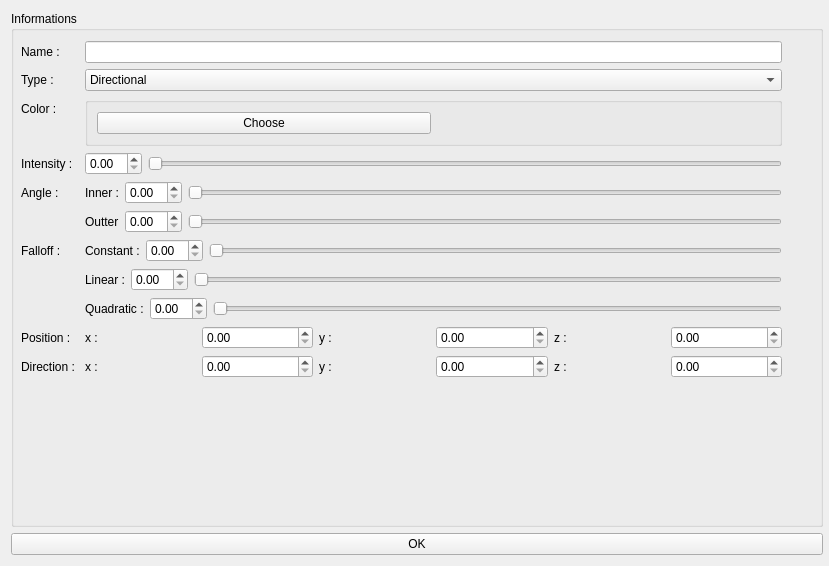
Old version of the form Applications/MainApplication_BE/Gui/ui/LightCreator.ui in the repository SylvainDeker/Radium-Engine.
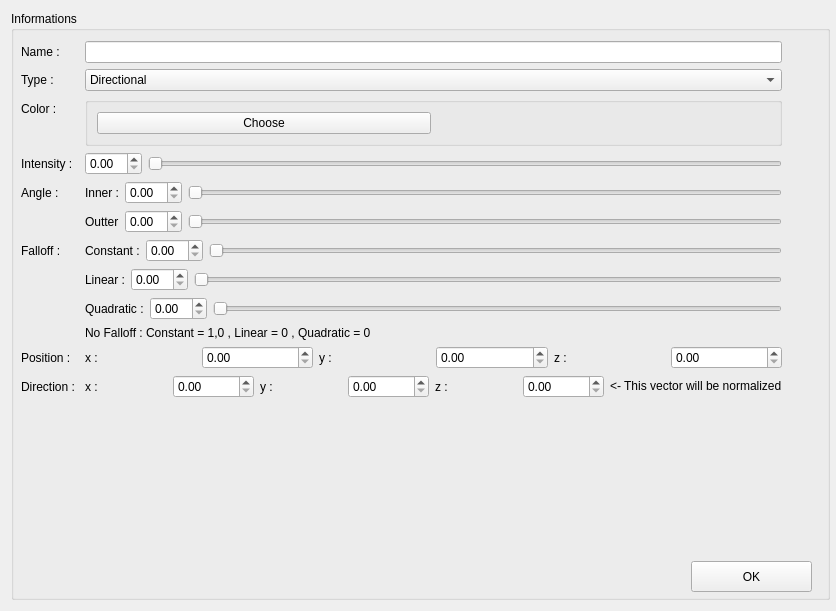
New version of the form.

Commit message: Light Creator : Doxygen Doc

```diff
--- a/Applications/MainApplication_BE/Gui/ui/LightCreator.ui
+++ b/Applications/MainApplication_BE/Gui/ui/LightCreator.ui
@@ -6,8 +6,8 @@
    <rect>
     <x>0</x>
     <y>0</y>
-    <width>829</width>
-    <height>566</height>
+    <width>836</width>
+    <height>611</height>
    </rect>
   </property>
   <property name="sizePolicy">
@@ -34,7 +34,7 @@
         <x>0</x>
         <y>30</y>
         <width>811</width>
-        <height>464</height>
+        <height>488</height>
        </rect>
       </property>
       <layout class="QFormLayout" name="m_formLayout">
@@ -216,6 +216,13 @@
            </item>
           </layout>
          </item>
+         <item>
+          <widget class="QLabel" name="m_falloff_tip">
+           <property name="text">
+            <string>No Falloff : Constant = 1,0 , Linear = 0 , Quadratic = 0</string>
+           </property>
+          </widget>
+         </item>
         </layout>
        </item>
        <item row="8" column="0">
@@ -298,6 +305,13 @@
          <item>
           <widget class="QDoubleSpinBox" name="m_dir_z_spin"/>
          </item>
+         <item>
+          <widget class="QLabel" name="m_dir_tip">
+           <property name="text">
+            <string>&lt;- This vector will be normalized</string>
+           </property>
+          </widget>
+         </item>
         </layout>
        </item>
        <item row="4" column="1">
@@ -348,13 +362,19 @@
        </item>
       </layout>
      </widget>
-    </widget>
-   </item>
-   <item>
-    <widget class="QPushButton" name="m_button_create">
-     <property name="text">
-      <string>OK</string>
-     </property>
+     <widget class="QPushButton" name="m_button_create">
+      <property name="geometry">
+       <rect>
+        <x>680</x>
+        <y>550</y>
+        <width>121</width>
+        <height>31</height>
+       </rect>
+      </property>
+      <property name="text">
+       <string>OK</string>
+      </property>
+     </widget>
     </widget>
    </item>
   </layout>
```
The commit also changes 3 other files.
